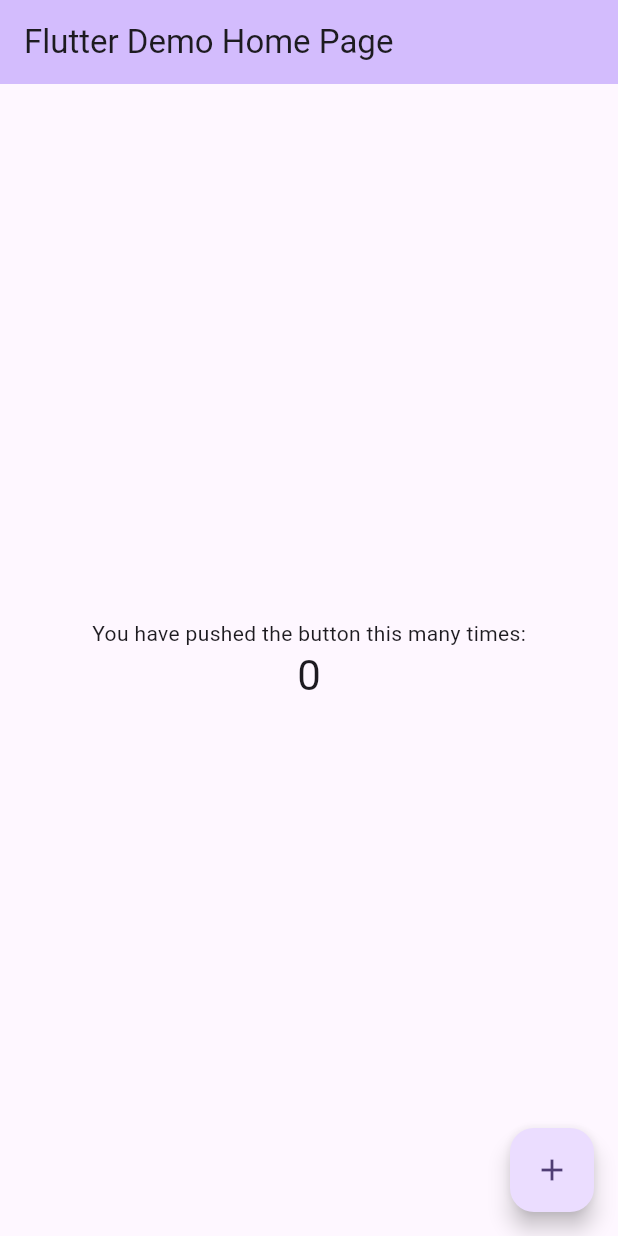
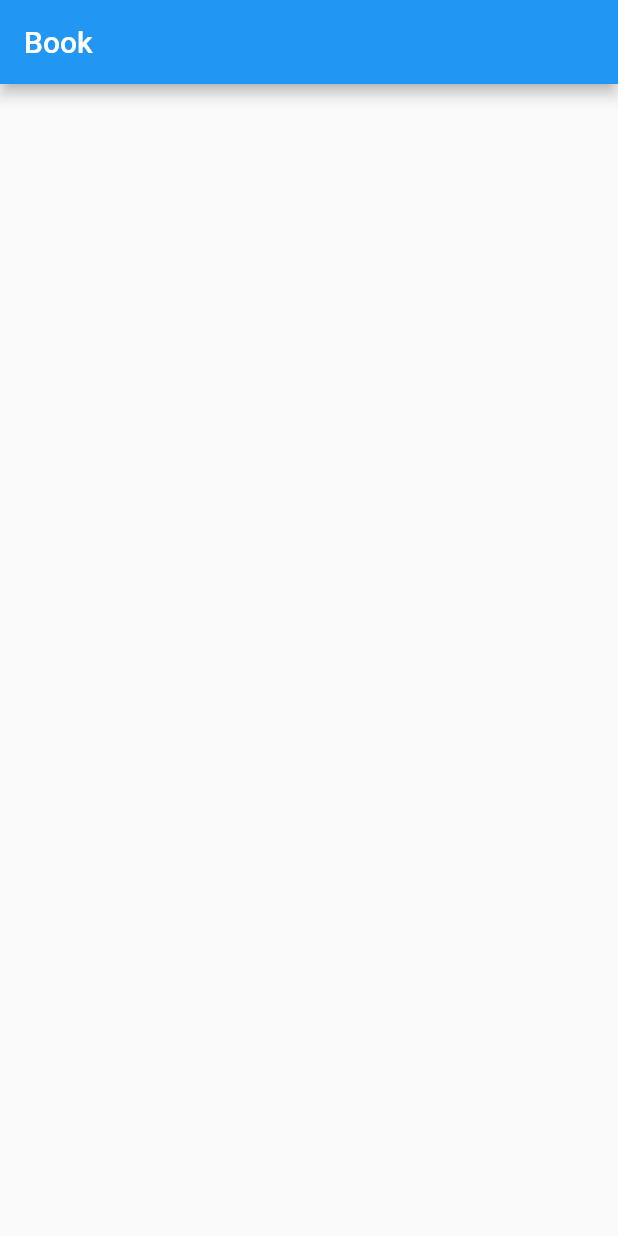
Before and after one commit to C05-PBP-2023/literasea-mobile, a Flutter app: the screen it shows after launch, on a phone screen of 412 x 824 dp. Run offline on Flutter 3.47's test engine with Material 2 defaults, Android fonts, the phone set to English and light mode, and no system bars.

Commit message:
Coba font

```diff
--- a/lib/main.dart
+++ b/lib/main.dart
@@ -1,4 +1,5 @@
 import 'package:flutter/material.dart';
+import 'package:literasea_mobile/review.dart';
 
 void main() {
   runApp(const MyApp());
@@ -10,28 +11,9 @@ class MyApp extends StatelessWidget {
   // This widget is the root of your application.
   @override
   Widget build(BuildContext context) {
-    return MaterialApp(
-      title: 'Flutter Demo',
-      theme: ThemeData(
-        // This is the theme of your application.
-        //
-        // TRY THIS: Try running your application with "flutter run". You'll see
-        // the application has a blue toolbar. Then, without quitting the app,
-        // try changing the seedColor in the colorScheme below to Colors.green
-        // and then invoke "hot reload" (save your changes or press the "hot
-        // reload" button in a Flutter-supported IDE, or press "r" if you used
-        // the command line to start the app).
-        //
-        // Notice that the counter didn't reset back to zero; the application
-        // state is not lost during the reload. To reset the state, use hot
-        // restart instead.
-        //
-        // This works for code too, not just values: Most code changes can be
-        // tested with just a hot reload.
-        colorScheme: ColorScheme.fromSeed(seedColor: Colors.deepPurple),
-        useMaterial3: true,
-      ),
-      home: const MyHomePage(title: 'Flutter Demo Home Page'),
+    return const MaterialApp(
+      debugShowCheckedModeBanner: false,
+      home: ReviewPage()
     );
   }
 }
--- /dev/null
+++ b/lib/review.dart
@@ -0,0 +1,14 @@
+import 'package:flutter/material.dart';
+
+class ReviewPage extends StatelessWidget {
+const ReviewPage({super.key});
+
+  @override
+  Widget build(BuildContext context) {
+    return Scaffold(
+      appBar: AppBar(
+        title : Text('Book')
+      ),
+    );
+  }
+}
```
Also changed, not shown: pubspec.yaml (+12 -12 lines), fonts/Inter-Black.ttf (added), fonts/Inter-Bold.ttf (added), fonts/Inter-ExtraBold.ttf (added), fonts/Inter-ExtraLight.ttf (added), fonts/Inter-Light.ttf (added), fonts/Inter-Medium.ttf (added), fonts/Inter-Regular.ttf (added), fonts/Inter-SemiBold.ttf (added), fonts/Inter-Thin.ttf (added), fonts/Inter-VariableFont_slnt,wght.ttf (added), 1 other file.
